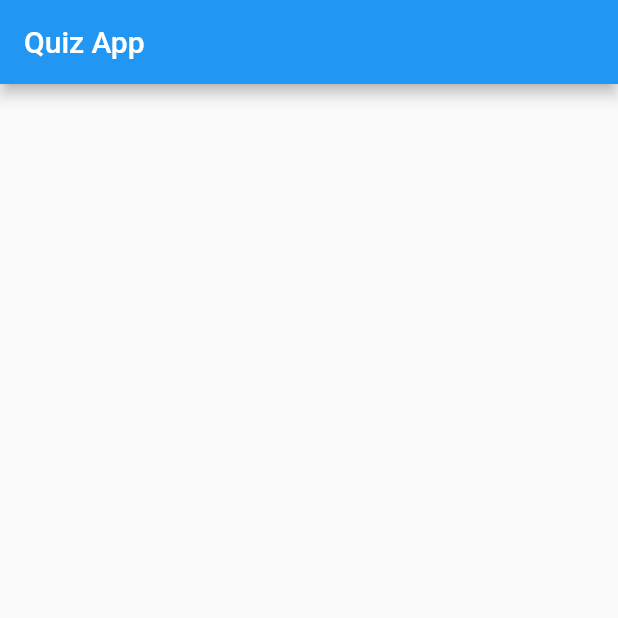
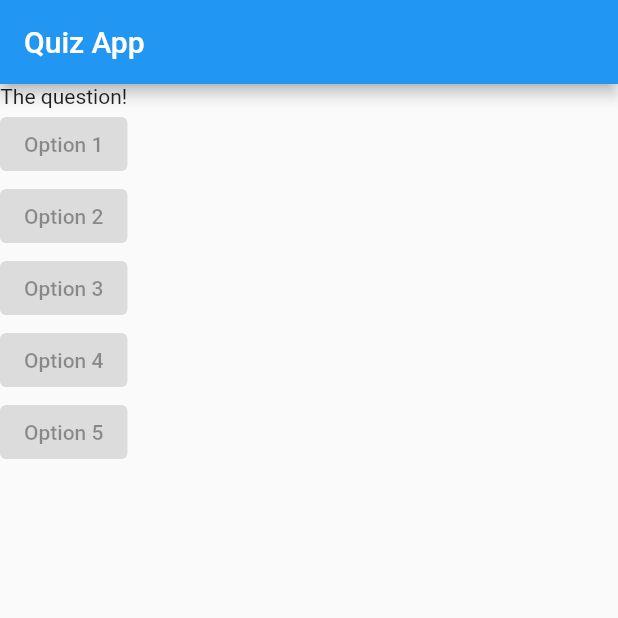
Before and after one commit to BrushankPatra/velocity, a Flutter app: the screen it shows after launch, on a phone screen of 412 x 824 dp, the top half of it. Run offline on Flutter 3.47's test engine with Material 2 defaults, Android fonts, the phone set to English and light mode, and no system bars.

Commit message:
column added with question and answer buttons

```diff
--- a/lib/main.dart
+++ b/lib/main.dart
@@ -17,7 +17,31 @@ class UnoriginalApp extends StatelessWidget {
         appBar: AppBar(
           title: Text("Quiz App"),
         ),
-        body: Column(children: []),
+        body: Column(
+          children: [
+            Text("The question!"),
+            ElevatedButton(
+              onPressed: null,
+              child: Text("Option 1"),
+            ),
+            ElevatedButton(
+              onPressed: null,
+              child: Text("Option 2"),
+            ),
+            ElevatedButton(
+              onPressed: null,
+              child: Text("Option 3"),
+            ),
+            ElevatedButton(
+              onPressed: null,
+              child: Text("Option 4"),
+            ),
+            ElevatedButton(
+              onPressed: null,
+              child: Text("Option 5"),
+            ),
+          ],
+        ),
       ),
     );
   }
```
